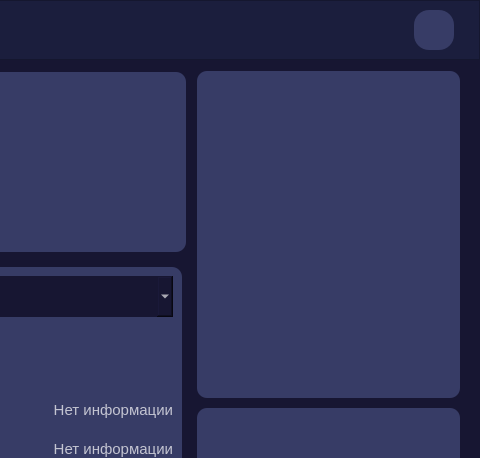
Before: the Qt Designer form interfaces/main_page.ui in ArtShibaev/Bugtracker, drawn with Qt 5; both pictures show x 846 to 1326 and y 0 to 458 of the 1326 by 750 pixel window.
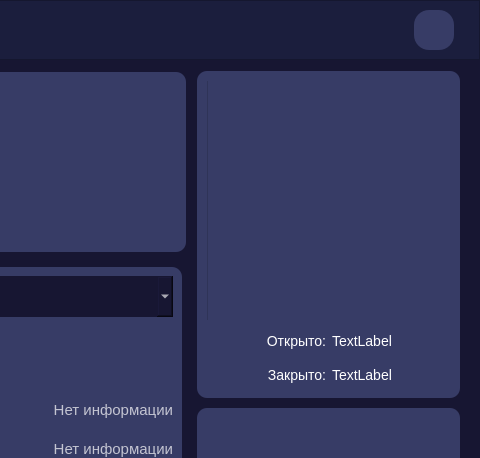
After: the same form once the commit is applied.

Commit message: Добавлен круглый ProgressBar Однако пока он не обновляется. Корректно выполняется только подсчет процентов при первом запуске проекта(никак не могу понять, как правильно работать с функцией update()). Попробую это исправить.

What changed in the file:
```diff
--- a/interfaces/main_page.ui
+++ b/interfaces/main_page.ui
@@ -1240,6 +1240,98 @@
                <property name="frameShadow">
                 <enum>QFrame::Raised</enum>
                </property>
+               <layout class="QGridLayout" name="gridLayout_12">
+                <item row="0" column="0">
+                 <layout class="QVBoxLayout" name="verticalLayout">
+                  <item>
+                   <widget class="QProgressBar" name="round_progress">
+                    <property name="minimumSize">
+                     <size>
+                      <width>243</width>
+                      <height>241</height>
+                     </size>
+                    </property>
+                    <property name="maximumSize">
+                     <size>
+                      <width>243</width>
+                      <height>241</height>
+                     </size>
+                    </property>
+                    <property name="value">
+                     <number>0</number>
+                    </property>
+                    <property name="alignment">
+                     <set>Qt::AlignCenter</set>
+                    </property>
+                    <property name="format">
+                     <string/>
+                    </property>
+                   </widget>
+                  </item>
+                  <item>
+                   <layout class="QHBoxLayout" name="horizontalLayout">
+                    <item>
+                     <widget class="QLabel" name="label">
+                      <property name="styleSheet">
+                       <string notr="true">color: white;
+font-size: 14px;</string>
+                      </property>
+                      <property name="text">
+                       <string>Открыто:</string>
+                      </property>
+                      <property name="alignment">
+                       <set>Qt::AlignRight|Qt::AlignTrailing|Qt::AlignVCenter</set>
+                      </property>
+                     </widget>
+                    </item>
+                    <item>
+                     <widget class="QLabel" name="open_l">
+                      <property name="styleSheet">
+                       <string notr="true">color: white;
+font-size: 14px;</string>
+                      </property>
+                      <property name="text">
+                       <string>TextLabel</string>
+                      </property>
+                      <property name="alignment">
+                       <set>Qt::AlignLeading|Qt::AlignLeft|Qt::AlignVCenter</set>
+                      </property>
+                     </widget>
+                    </item>
+                   </layout>
+                  </item>
+                  <item>
+                   <layout class="QHBoxLayout" name="horizontalLayout_2">
+                    <item>
+                     <widget class="QLabel" name="label_2">
+                      <property name="styleSheet">
+                       <string notr="true">color: white;
+font-size: 14px;</string>
+                      </property>
+                      <property name="text">
+                       <string>Закрыто:</string>
+                      </property>
+                      <property name="alignment">
+                       <set>Qt::AlignRight|Qt::AlignTrailing|Qt::AlignVCenter</set>
+                      </property>
+                     </widget>
+                    </item>
+                    <item>
+                     <widget class="QLabel" name="close_l">
+                      <property name="styleSheet">
+                       <string notr="true">color: white;
+font-size: 14px;</string>
+                      </property>
+                      <property name="text">
+                       <string>TextLabel</string>
+                      </property>
+                     </widget>
+                    </item>
+                   </layout>
+                  </item>
+                 </layout>
+                </item>
+               </layout>
               </widget>
              </item>
             </layout>
```
The commit also changes 2 other files.
